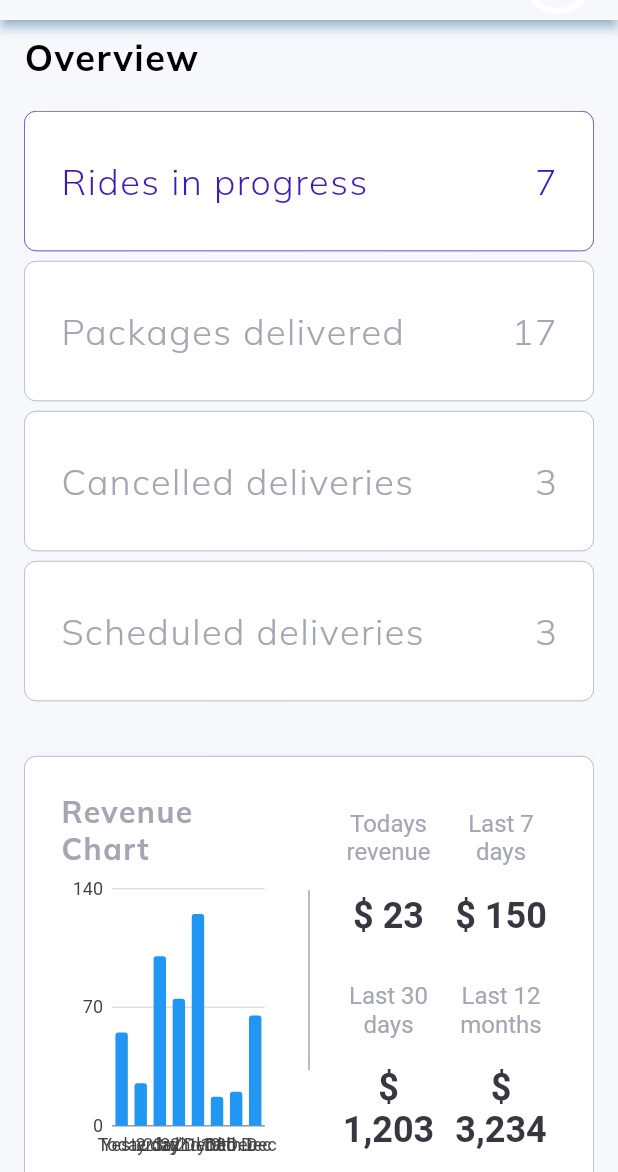
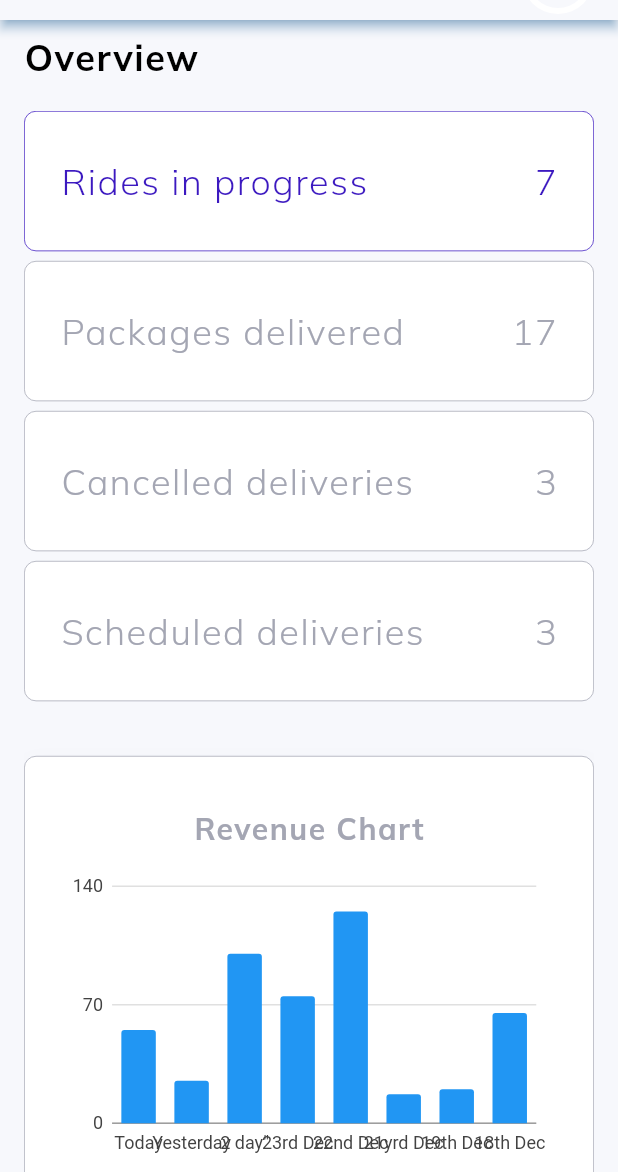
Before and after one commit to CodeK254/Flutter-Web, a Flutter app: the screen it shows after launch, on a phone screen of 412 x 824 dp, the part 64-1236 px from its top. Run offline on Flutter 3.47's test engine with Material 2 defaults, Android fonts, the light colour scheme and no system bars; our stand-ins replace charts_flutter, get, google_fonts.

Commit message:
my_first_commit

```diff
--- a/lib/views/overview/overview.dart
+++ b/lib/views/overview/overview.dart
@@ -7,6 +7,7 @@ import 'package:web_one/views/overview/widgets/overview_cards_large_screen.dart'
 import 'package:web_one/views/overview/widgets/overview_cards_medium_screen.dart';
 import 'package:web_one/views/overview/widgets/overview_cards_small_screen.dart';
 import 'package:web_one/views/overview/widgets/revenue_section_large_screen.dart';
+import 'package:web_one/views/overview/widgets/revenue_section_small_screen.dart';
 import 'package:web_one/widgets/custom_text.dart';
 
 class OverviewPage extends StatelessWidget {
@@ -45,7 +46,10 @@ class OverviewPage extends StatelessWidget {
                 else
                   OverviewCardsSmallScreen(),
 
-                RevenueSectionLargeScreen(),
+                if(ResponsiveWidget.isLargeScreen(context))
+                  RevenueSectionLargeScreen()
+                else
+                  RevenueSectionSmallScreen()
               ],
             ),
           ),
--- /dev/null
+++ b/lib/views/overview/widgets/revenue_section_small_screen.dart
@@ -0,0 +1,93 @@
+import 'package:flutter/material.dart';
+import 'package:web_one/constants/style.dart';
+import 'package:web_one/views/overview/widgets/bar_chart.dart';
+import 'package:web_one/views/overview/widgets/revenue_info.dart';
+import 'package:web_one/widgets/custom_text.dart';
+
+class RevenueSectionSmallScreen extends StatelessWidget {
+  const RevenueSectionSmallScreen({super.key});
+
+  @override
+  Widget build(BuildContext context) {
+    return Container(
+      padding: const EdgeInsets.all(24),
+      margin: const EdgeInsets.symmetric(vertical: 30),
+      decoration: BoxDecoration(
+        color: Colors.white,
+        borderRadius: BorderRadius.circular(8),
+        boxShadow: [
+          BoxShadow(
+            offset: const Offset(0, 6),
+            color: lightGrey.withOpacity(.1),
+            blurRadius: 12
+          ),
+        ],
+        border: Border.all(color: lightGrey, width: .5),
+      ),
+      child: Column(
+        children: [
+          Container(
+            height: 260,
+            child: Column(
+              mainAxisAlignment: MainAxisAlignment.spaceEvenly,
+              children: [
+                CustomText(
+                  text: "Revenue Chart",
+                  fontSize: 20,
+                  fontWeight: FontWeight.bold,
+                  color: lightGrey,
+                ),
+                Container(
+                  width: 600,
+                  height: 200,
+                  child: SimpleBarChart.withSampleData(),
+                )
+              ],
+            ),
+          ),
+          Padding(
+            padding: const EdgeInsets.symmetric(vertical: 15),
+            child: Container(
+              width: 120,
+              height: 1,
+              color: lightGrey,
+            ),
+          ),
+          Container(
+            height: 260,
+            child: Column(
+              mainAxisAlignment: MainAxisAlignment.spaceEvenly,
+              children: [
+                Row(
+                  children: const [
+                    RevenueInfo(
+                      title: "Todays revenue",
+                      amount: "23",
+                    ),
+                    RevenueInfo(
+                      title: "Last 7 days",
+                      amount: "150",
+                    ),
+                  ],
+                ),
+                const SizedBox(height: 30),
+                Row(
+                  children: const [
+                    RevenueInfo(
+                      title: "Last 30 days",
+                      amount: "1,203",
+                    ),
+                    RevenueInfo(
+                      title: "Last 12 months",
+                      amount: "3,234",
+                    ),
+                  ],
+                ),
+              ],
+            )
+          )
+        ],
+      ),
+    );
+  }
+}
```
